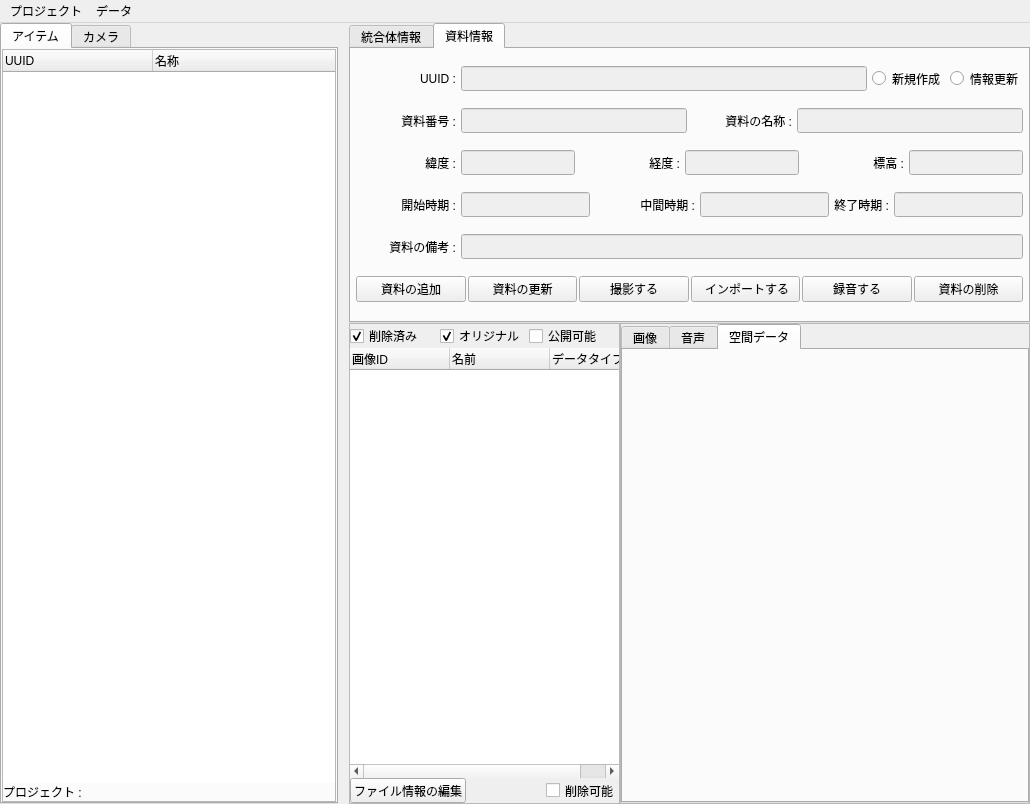
Old version of the form ui/mainWindow.ui in the repository yufujimoto/SurveyDataCollector.
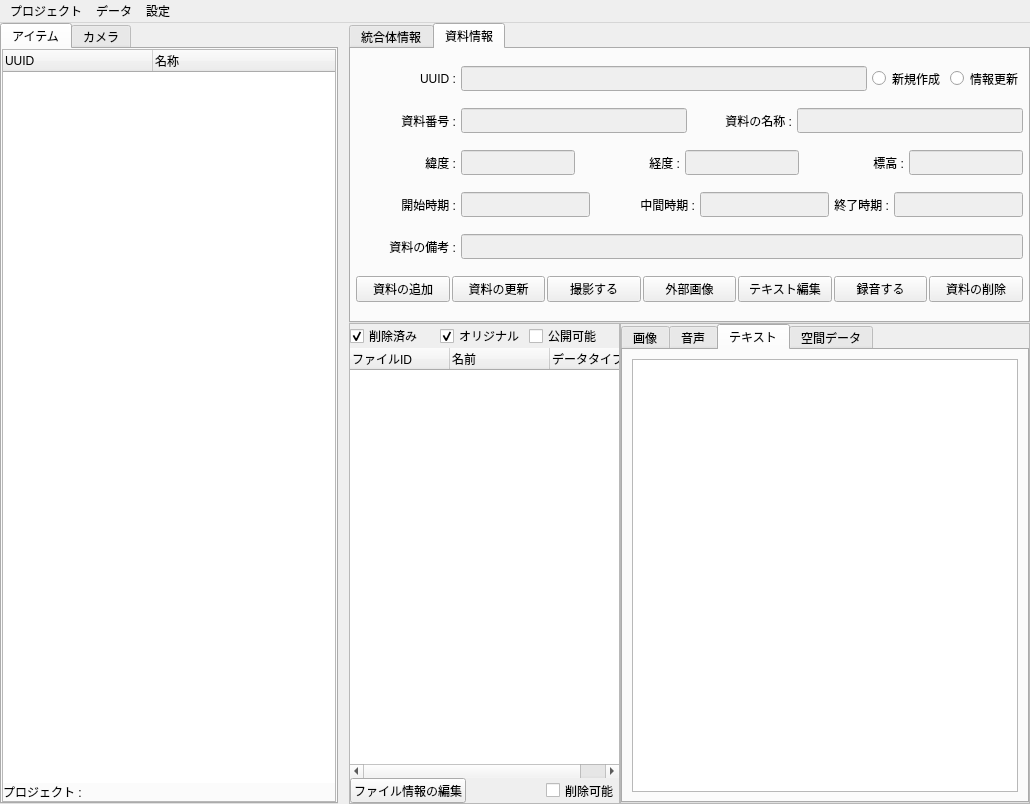
New version of the form. The open tabs and pages were chosen to show the change. Icons and pictures are not drawn.

Patch:
```diff
--- a/ui/mainWindow.ui
+++ b/ui/mainWindow.ui
@@ -1551,13 +1551,26 @@
                 </size>
                </property>
                <property name="text">
-                <string> インポートする</string>
+                <string>外部画像</string>
                </property>
                <property name="flat">
                 <bool>false</bool>
                </property>
               </widget>
              </item>
+             <item>
+              <widget class="QPushButton" name="btn_mat_txt">
+               <property name="minimumSize">
+                <size>
+                 <width>0</width>
+                 <height>25</height>
+                </size>
+               </property>
+               <property name="text">
+                <string>テキスト編集</string>
+               </property>
+              </widget>
+             </item>
              <item>
               <widget class="QPushButton" name="btn_mat_rec">
                <property name="minimumSize">
@@ -1732,7 +1745,7 @@
                  </attribute>
                  <column>
                   <property name="text">
-                   <string>画像ID</string>
+                   <string>ファイルID</string>
                   </property>
                  </column>
                  <column>
@@ -2257,6 +2270,20 @@
                  </item>
                 </layout>
                </widget>
+               <widget class="QWidget" name="tab">
+                <attribute name="title">
+                 <string>テキスト</string>
+                </attribute>
+                <layout class="QVBoxLayout" name="verticalLayout_5">
+                 <item>
+                  <layout class="QVBoxLayout" name="verticalLayout">
+                   <item>
+                    <widget class="QTextBrowser" name="textBrowser"/>
+                   </item>
+                  </layout>
+                 </item>
+                </layout>
+               </widget>
                <widget class="QWidget" name="tab_src_geo">
                 <attribute name="title">
                  <string>空間データ</string>
@@ -2358,8 +2385,15 @@
     <addaction name="men_imp"/>
     <addaction name="men_exp"/>
    </widget>
+   <widget class="QMenu" name="men_conf">
+    <property name="title">
+     <string>設定</string>
+    </property>
+    <addaction name="act_reg_flickr"/>
+   </widget>
    <addaction name="men_prj"/>
    <addaction name="men_dat"/>
+   <addaction name="men_conf"/>
   </widget>
   <action name="actionCreate_New_Project">
    <property name="text">
```
Left out of the diff: 50 changed lines with no effect on the pictures.
